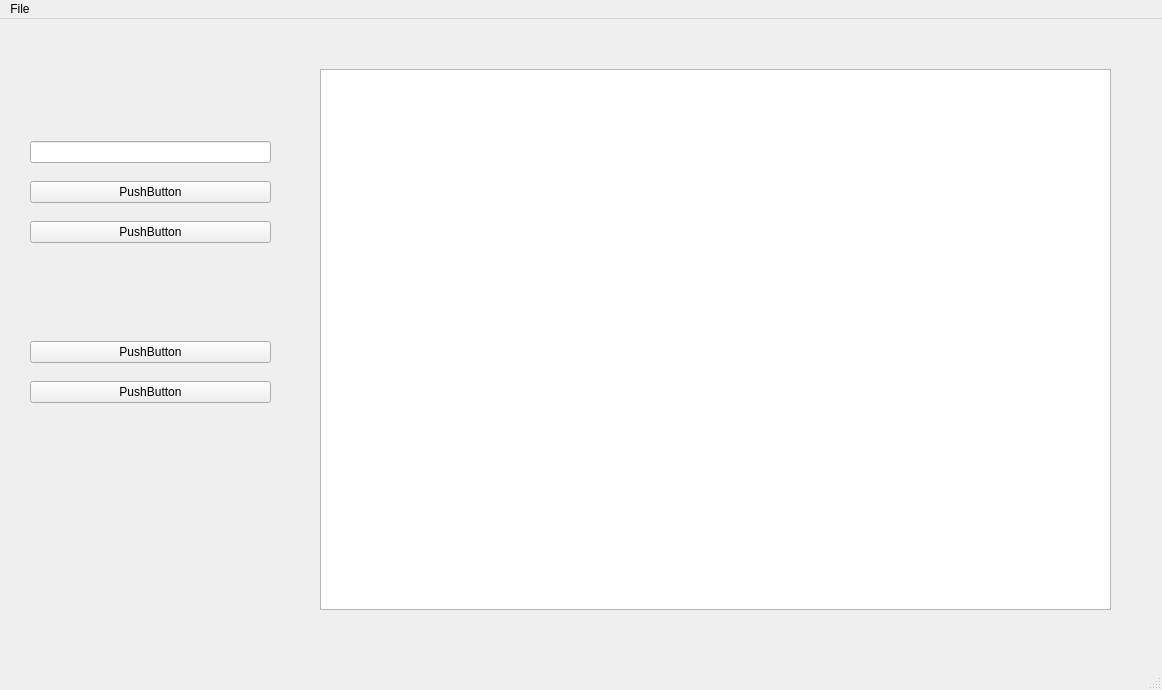
Old version of the form InventorySystem/mainwindow.ui in the repository K3nFischer/QtInventory.
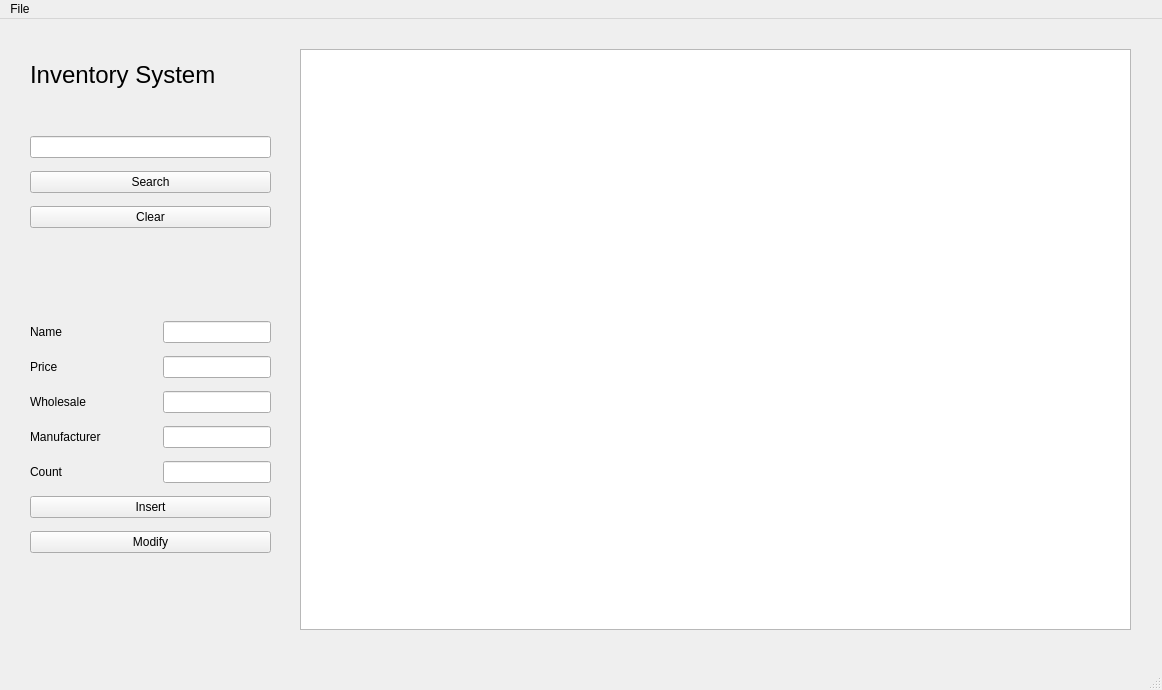
New version of the form.

Commit message: functional open, search, clear

Patch:
```diff
--- a/InventorySystem/mainwindow.ui
+++ b/InventorySystem/mainwindow.ui
@@ -20,7 +20,7 @@
       <x>30</x>
       <y>110</y>
       <width>241</width>
-      <height>291</height>
+      <height>431</height>
      </rect>
     </property>
     <layout class="QVBoxLayout" name="verticalLayout">
@@ -30,14 +30,14 @@
      <item>
       <widget class="QPushButton" name="pushButton">
        <property name="text">
-        <string>PushButton</string>
+        <string>Search</string>
        </property>
       </widget>
      </item>
      <item>
       <widget class="QPushButton" name="pushButton_4">
        <property name="text">
-        <string>PushButton</string>
+        <string>Clear</string>
        </property>
       </widget>
      </item>
@@ -58,29 +58,203 @@
       </spacer>
      </item>
      <item>
-      <widget class="QPushButton" name="pushButton_2">
+      <layout class="QHBoxLayout" name="horizontalLayout">
+       <item>
+        <widget class="QLabel" name="nameLabel">
+         <property name="text">
+          <string>Name</string>
+         </property>
+        </widget>
+       </item>
+       <item>
+        <spacer name="horizontalSpacer">
+         <property name="orientation">
+          <enum>Qt::Horizontal</enum>
+         </property>
+         <property name="sizeHint" stdset="0">
+          <size>
+           <width>40</width>
+           <height>20</height>
+          </size>
+         </property>
+        </spacer>
+       </item>
+       <item>
+        <widget class="QLineEdit" name="nameBox"/>
+       </item>
+      </layout>
+     </item>
+     <item>
+      <layout class="QHBoxLayout" name="horizontalLayout_2">
+       <item>
+        <widget class="QLabel" name="priceLabel">
+         <property name="text">
+          <string>Price </string>
+         </property>
+        </widget>
+       </item>
+       <item>
+        <spacer name="horizontalSpacer_2">
+         <property name="orientation">
+          <enum>Qt::Horizontal</enum>
+         </property>
+         <property name="sizeHint" stdset="0">
+          <size>
+           <width>40</width>
+           <height>20</height>
+          </size>
+         </property>
+        </spacer>
+       </item>
+       <item>
+        <widget class="QLineEdit" name="priceBox"/>
+       </item>
+      </layout>
+     </item>
+     <item>
+      <layout class="QHBoxLayout" name="horizontalLayout_3">
+       <item>
+        <widget class="QLabel" name="wholesaleLabel">
+         <property name="text">
+          <string>Wholesale</string>
+         </property>
+        </widget>
+       </item>
+       <item>
+        <spacer name="horizontalSpacer_3">
+         <property name="orientation">
+          <enum>Qt::Horizontal</enum>
+         </property>
+         <property name="sizeHint" stdset="0">
+          <size>
+           <width>40</width>
+           <height>20</height>
+          </size>
+         </property>
+        </spacer>
+       </item>
+       <item>
+        <widget class="QLineEdit" name="wholesaleBox"/>
+       </item>
+      </layout>
+     </item>
+     <item>
+      <layout class="QHBoxLayout" name="horizontalLayout_4">
+       <item>
+        <widget class="QLabel" name="manuLabel">
+         <property name="text">
+          <string>Manufacturer</string>
+         </property>
+        </widget>
+       </item>
+       <item>
+        <spacer name="horizontalSpacer_5">
+         <property name="orientation">
+          <enum>Qt::Horizontal</enum>
+         </property>
+         <property name="sizeHint" stdset="0">
+          <size>
+           <width>30</width>
+           <height>20</height>
+          </size>
+         </property>
+        </spacer>
+       </item>
+       <item>
+        <widget class="QLineEdit" name="manufacturerBox"/>
+       </item>
+      </layout>
+     </item>
+     <item>
+      <layout class="QHBoxLayout" name="horizontalLayout_5">
+       <item>
+        <widget class="QLabel" name="countLabel">
+         <property name="text">
+          <string>Count</string>
+         </property>
+        </widget>
+       </item>
+       <item>
+        <spacer name="horizontalSpacer_4">
+         <property name="orientation">
+          <enum>Qt::Horizontal</enum>
+         </property>
+         <property name="sizeHint" stdset="0">
+          <size>
+           <width>40</width>
+           <height>20</height>
+          </size>
+         </property>
+        </spacer>
+       </item>
+       <item>
+        <widget class="QLineEdit" name="countBox"/>
+       </item>
+      </layout>
+     </item>
+     <item>
+      <widget class="QPushButton" name="insertButton">
        <property name="text">
-        <string>PushButton</string>
+        <string>Insert</string>
        </property>
       </widget>
      </item>
      <item>
       <widget class="QPushButton" name="pushButton_3">
        <property name="text">
-        <string>PushButton</string>
+        <string>Modify</string>
        </property>
       </widget>
      </item>
     </layout>
    </widget>
-   <widget class="QTableWidget" name="tableWidget">
+   <widget class="QTableView" name="tableView">
     <property name="geometry">
      <rect>
-      <x>320</x>
-      <y>50</y>
-      <width>791</width>
-      <height>541</height>
+      <x>300</x>
+      <y>30</y>
+      <width>831</width>
+      <height>581</height>
      </rect>
+    </property>
+    <attribute name="horizontalHeaderCascadingSectionResizes">
+     <bool>false</bool>
+    </attribute>
+    <attribute name="horizontalHeaderMinimumSectionSize">
+     <number>100</number>
+    </attribute>
+    <attribute name="horizontalHeaderDefaultSectionSize">
+     <number>160</number>
+    </attribute>
+    <attribute name="horizontalHeaderStretchLastSection">
+     <bool>true</bool>
+    </attribute>
+    <attribute name="verticalHeaderVisible">
+     <bool>false</bool>
+    </attribute>
+   </widget>
+   <widget class="QLabel" name="label">
+    <property name="geometry">
+     <rect>
+      <x>30</x>
+      <y>30</y>
+      <width>241</width>
+      <height>51</height>
+     </rect>
+    </property>
+    <property name="font">
+     <font>
+      <pointsize>18</pointsize>
+     </font>
+    </property>
+    <property name="layoutDirection">
+     <enum>Qt::LeftToRight</enum>
+    </property>
+    <property name="text">
+     <string>Inventory System</string>
+    </property>
+    <property name="scaledContents">
+     <bool>false</bool>
     </property>
    </widget>
   </widget>
```
Left out of the diff: 8 changed lines with no effect on the pictures. The commit also changes 4 other files.
